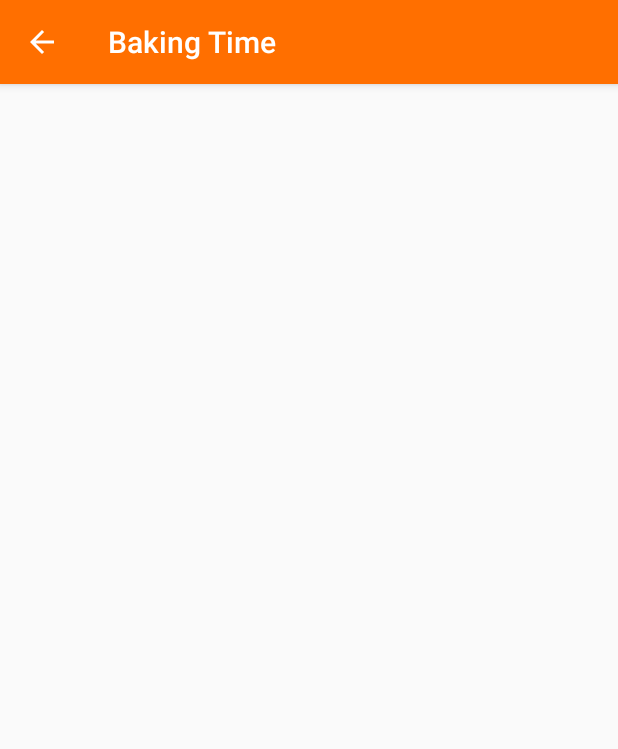
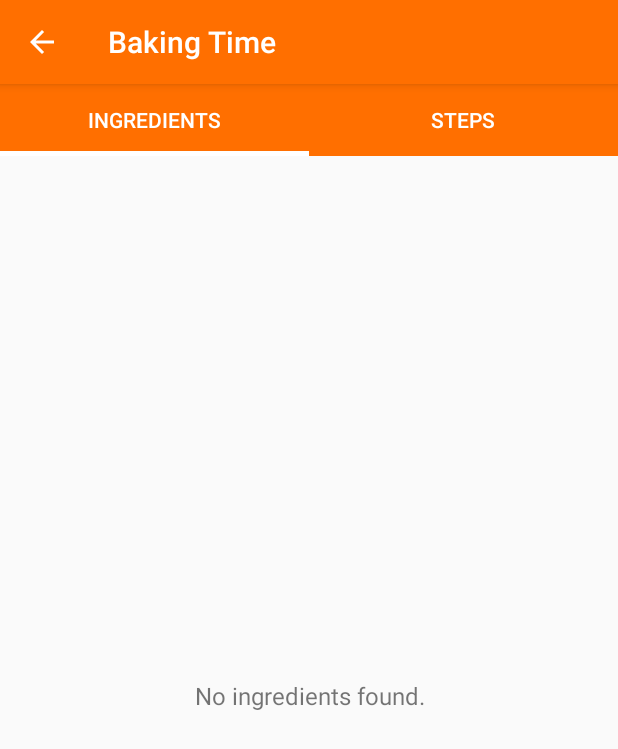
Before and after one commit to hyouness/baking-time, an Android app: the RecipeDetailsActivity screen opened directly, with no data from a screen before it, on a phone screen of 412 x 824 dp. Shown: the top 749 px of the screen. Run offline under Robolectric (Android 15) with nearby library versions, the phone set to English and light mode, and no system bars; our stand-ins replace ButterKnife.

Commit message:
feat: Create viewpager that contains ingredients and steps fragments for the recipe-details portrait layout

```diff
--- a/app/build.gradle
+++ b/app/build.gradle
@@ -43,9 +43,13 @@ dependencies {
     implementation 'com.jakewharton:butterknife:10.2.0'
     annotationProcessor 'com.jakewharton:butterknife-compiler:10.2.0'
 
-    //RecyclerView
+    // RecyclerView
     implementation 'androidx.recyclerview:recyclerview:1.0.0'
     implementation 'androidx.cardview:cardview:1.0.0'
+
+    // ViewPager
+    implementation 'androidx.viewpager:viewpager:1.0.0'
+    implementation 'com.google.android.material:material:1.0.0'
 
     testImplementation 'junit:junit:4.12'
     androidTestImplementation 'androidx.test.ext:junit:1.1.1'
--- /dev/null
+++ b/app/src/main/java/com/example/bakingtime/adapter/ViewPagerAdapter.java
@@ -0,0 +1,42 @@
+package com.example.bakingtime.adapter;
+
+import androidx.annotation.NonNull;
+import androidx.annotation.Nullable;
+import androidx.fragment.app.Fragment;
+import androidx.fragment.app.FragmentManager;
+import androidx.fragment.app.FragmentStatePagerAdapter;
+
+import java.util.ArrayList;
+import java.util.List;
+
+public class ViewPagerAdapter extends FragmentStatePagerAdapter {
+
+    private List<String> tabTitles = new ArrayList<>();
+    private List<Fragment> fragments = new ArrayList<>();
+
+    public ViewPagerAdapter(@NonNull FragmentManager fm) {
+        super(fm, BEHAVIOR_RESUME_ONLY_CURRENT_FRAGMENT);
+    }
+
+    @NonNull
+    @Override
+    public Fragment getItem(int position) {
+        return fragments.get(position);
+    }
+
+    @Override
+    public int getCount() {
+        return fragments.size();
+    }
+
+    @Nullable
+    @Override
+    public CharSequence getPageTitle(int position) {
+        return tabTitles.get(position);
+    }
+
+    public void addFragment(Fragment fragment, String title) {
+        fragments.add(fragment);
+        tabTitles.add(title);
+    }
+}
--- a/app/src/main/java/com/example/bakingtime/ui/IngredientsFragment.java
+++ b/app/src/main/java/com/example/bakingtime/ui/IngredientsFragment.java
@@ -29,6 +29,14 @@ public class IngredientsFragment extends Fragment {
     }
 
     @Override
+    public void onCreate(Bundle savedInstanceState) {
+        super.onCreate(savedInstanceState);
+        if (getArguments() != null) {
+            ingredients = getArguments().getParcelableArrayList(AppConstants.RECIPE_INGREDIENTS);
+        }
+    }
+
+    @Override
     public View onCreateView(LayoutInflater inflater, ViewGroup container,
                              Bundle savedInstanceState) {
         View rootView = inflater.inflate(R.layout.fragment_ingredients, container, false);
@@ -40,14 +48,13 @@ public class IngredientsFragment extends Fragment {
         recyclerView.setAdapter(ingredientsAdapter);
         recyclerView.setLayoutManager(new LinearLayoutManager(getActivity(), RecyclerView.VERTICAL, false));
         errorMessageTV = rootView.findViewById(R.id.ingredients_error_message);
+
+        loadIngredients();
+
         return rootView;
     }
 
-    void loadIngredients() {
-        if (getArguments() != null && ingredients.isEmpty()) {
-            ingredients = getArguments().getParcelableArrayList(AppConstants.RECIPE_INGREDIENTS);
-        }
-
+    private void loadIngredients() {
         boolean ingredientsAvailable = ingredients != null && !ingredients.isEmpty();
         ingredientsAdapter.setIngredients(ingredientsAvailable ? ingredients : new ArrayList<>());
         errorMessageTV.setVisibility(ingredientsAvailable ? View.INVISIBLE : View.VISIBLE);
--- a/app/src/main/java/com/example/bakingtime/ui/RecipeDetailsActivity.java
+++ b/app/src/main/java/com/example/bakingtime/ui/RecipeDetailsActivity.java
@@ -3,53 +3,73 @@ package com.example.bakingtime.ui;
 import android.os.Bundle;
 
 import androidx.appcompat.app.AppCompatActivity;
+import androidx.viewpager.widget.ViewPager;
 
 import com.example.bakingtime.R;
+import com.example.bakingtime.adapter.ViewPagerAdapter;
 import com.example.bakingtime.model.Ingredient;
 import com.example.bakingtime.model.Step;
 import com.example.bakingtime.utilities.AppConstants;
+import com.google.android.material.tabs.TabLayout;
 
 import java.util.ArrayList;
 
+import butterknife.BindView;
+import butterknife.ButterKnife;
+
 public class RecipeDetailsActivity extends AppCompatActivity {
+
+    public static final String INGREDIENTS = "Ingredients";
+    public static final String STEPS = "Steps";
+    @BindView(R.id.tab_layout)
+    TabLayout tabLayout;
+
+    @BindView(R.id.recipe_viewpager)
+    ViewPager viewPager;
 
     StepsFragment stepsFragment;
     IngredientsFragment ingredientsFragment;
+
 
     @Override
     protected void onCreate(Bundle savedInstanceState) {
         super.onCreate(savedInstanceState);
         setContentView(R.layout.activity_recipe_details);
+        ButterKnife.bind(this);
 
+        ArrayList<Step> steps = new ArrayList<>();
+        ArrayList<Ingredient> ingredients = new ArrayList<>();
 
         Bundle extras = getIntent().getExtras();
         if (extras != null) {
+            steps = extras.getParcelableArrayList(AppConstants.RECIPE_STEPS);
+            ingredients = extras.getParcelableArrayList(AppConstants.RECIPE_INGREDIENTS);
             String recipeName = extras.getString(AppConstants.RECIPE_NAME);
             setTitle(recipeName);
+        }
 
-            initializeStepsFragment(extras.getParcelableArrayList(AppConstants.RECIPE_STEPS));
-//            initializeIngredientsFragment(extras.getParcelableArrayList(AppConstants.RECIPE_INGREDIENTS));
-        }
+        ViewPagerAdapter adapter = new ViewPagerAdapter(getSupportFragmentManager());
+        adapter.addFragment(getIngredientsFragment(ingredients), INGREDIENTS);
+        adapter.addFragment(getStepsFragment(steps), STEPS);
+
+        viewPager.setAdapter(adapter);
+        tabLayout.setupWithViewPager(viewPager);
     }
 
-    private void initializeIngredientsFragment(ArrayList<Ingredient> ingredients) {
-//        Bundle args = new Bundle();
-//        args.putParcelableArrayList(AppConstants.RECIPE_INGREDIENTS, ingredients);
-//        ingredientsFragment = (IngredientsFragment) getSupportFragmentManager().findFragmentById(R.id.ingredients_fragment);
-//        if (ingredientsFragment != null) {
-//            ingredientsFragment.setArguments(args);
-//            ingredientsFragment.loadIngredients();
-//        }
+    private IngredientsFragment getIngredientsFragment(ArrayList<Ingredient> ingredients) {
+        Bundle args = new Bundle();
+        args.putParcelableArrayList(AppConstants.RECIPE_INGREDIENTS, ingredients);
+        ingredientsFragment = new IngredientsFragment();
+        ingredientsFragment.setArguments(args);
+        return ingredientsFragment;
     }
 
-    private void initializeStepsFragment(ArrayList<Step> steps) {
+    private StepsFragment getStepsFragment(ArrayList<Step> steps) {
         Bundle args = new Bundle();
         args.putParcelableArrayList(AppConstants.RECIPE_STEPS, steps);
-        stepsFragment = (StepsFragment) getSupportFragmentManager().findFragmentById(R.id.steps_fragment);
-        if (stepsFragment != null) {
-            stepsFragment.setArguments(args);
-            stepsFragment.loadSteps();
-        }
+        stepsFragment = new StepsFragment();
+        stepsFragment.setArguments(args);
+        return stepsFragment;
     }
 
 }
--- a/app/src/main/java/com/example/bakingtime/ui/StepsFragment.java
+++ b/app/src/main/java/com/example/bakingtime/ui/StepsFragment.java
@@ -29,6 +29,14 @@ public class StepsFragment extends Fragment {
     }
 
     @Override
+    public void onCreate(Bundle savedInstanceState) {
+        super.onCreate(savedInstanceState);
+        if (getArguments() != null) {
+            steps = getArguments().getParcelableArrayList(AppConstants.RECIPE_STEPS);
+        }
+    }
+
+    @Override
     public View onCreateView(LayoutInflater inflater, ViewGroup container,
                              Bundle savedInstanceState) {
         View rootView = inflater.inflate(R.layout.fragment_steps, container, false);
@@ -40,14 +48,13 @@ public class StepsFragment extends Fragment {
         recyclerView.setAdapter(stepsAdapter);
         recyclerView.setLayoutManager(new LinearLayoutManager(getActivity(), RecyclerView.VERTICAL, false));
         errorMessageTV = rootView.findViewById(R.id.steps_error_message);
+
+        loadSteps();
+
         return rootView;
     }
 
-    void loadSteps() {
-        if (getArguments() != null && steps.isEmpty()) {
-            steps = getArguments().getParcelableArrayList(AppConstants.RECIPE_STEPS);
-        }
-
+    private void loadSteps() {
         boolean stepsAvailable = steps != null && !steps.isEmpty();
         stepsAdapter.setSteps(stepsAvailable ? steps : new ArrayList<>());
         errorMessageTV.setVisibility(stepsAvailable ? View.INVISIBLE : View.VISIBLE);
--- a/app/src/main/res/layout/activity_recipe_details.xml
+++ b/app/src/main/res/layout/activity_recipe_details.xml
@@ -1,26 +1,27 @@
 <?xml version="1.0" encoding="utf-8"?>
-<androidx.constraintlayout.widget.ConstraintLayout xmlns:android="http://schemas.android.com/apk/res/android"
+<LinearLayout xmlns:android="http://schemas.android.com/apk/res/android"
     xmlns:app="http://schemas.android.com/apk/res-auto"
     xmlns:tools="http://schemas.android.com/tools"
     android:layout_width="match_parent"
     android:layout_height="match_parent"
+    android:orientation="vertical"
     tools:context=".ui.RecipeDetailsActivity">
 
-<!--    <fragment-->
-<!--        android:id="@+id/ingredients_fragment"-->
-<!--        android:name="com.example.bakingtime.ui.IngredientsFragment"-->
-<!--        android:layout_width="0dp"-->
-<!--        android:layout_height="wrap_content"-->
-<!--        app:layout_constraintEnd_toEndOf="parent"-->
-<!--        app:layout_constraintStart_toStartOf="parent"-->
-<!--        app:layout_constraintTop_toTopOf="parent" />-->
+    <com.google.android.material.tabs.TabLayout
+        android:id="@+id/tab_layout"
+        android:layout_width="match_parent"
+        android:layout_height="wrap_content"
+        app:tabMode="fixed"
+        app:tabMaxWidth="0dp"
+        app:tabGravity="fill"
+        app:tabIndicatorHeight="3dp"
+        app:tabBackground="@color/colorPrimary"
+        app:tabTextColor="@android:color/white"
+        app:tabIndicatorColor="@android:color/white" />
 
-    <fragment
-        android:id="@+id/steps_fragment"
-        android:name="com.example.bakingtime.ui.StepsFragment"
-        android:layout_width="0dp"
-        android:layout_height="wrap_content"
-        app:layout_constraintEnd_toEndOf="parent"
-        app:layout_constraintStart_toStartOf="parent"
-        app:layout_constraintTop_toTopOf="parent"/>
-</androidx.constraintlayout.widget.ConstraintLayout>
+    <androidx.viewpager.widget.ViewPager
+        android:id="@+id/recipe_viewpager"
+        android:layout_width="match_parent"
+        android:layout_height="match_parent"/>
+
+</LinearLayout>
```
